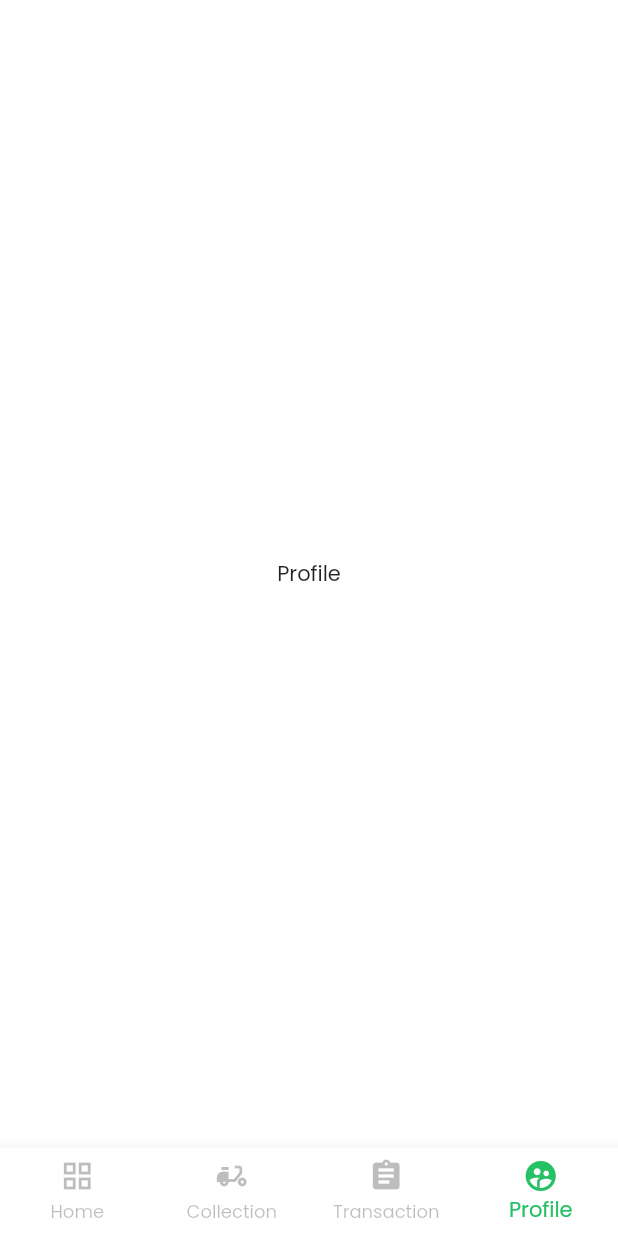
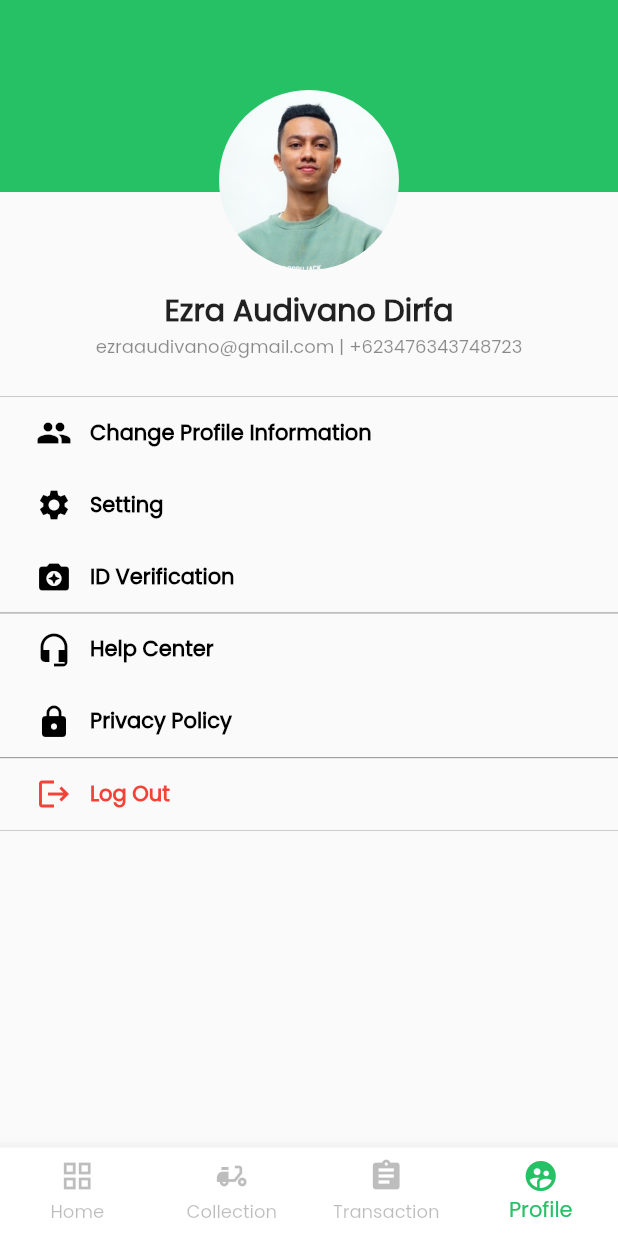
Before and after one commit to ezradio1/moto_go, a Flutter app: the screen it shows after launch, item 4 of the bottom bar chosen, on a phone screen of 412 x 824 dp. Run offline on Flutter 3.47's test engine with Material 2 defaults, Android fonts, the phone set to English and light mode, and no system bars; our stand-ins replace carousel_slider.

Commit message:
feat: slicing ui for profile menu

```diff
--- /dev/null
+++ b/lib/models/menu.dart
@@ -0,0 +1,8 @@
+import 'package:flutter/material.dart';
+
+class Menu {
+  IconData icon;
+  String title;
+
+  Menu(this.icon, this.title);
+}
--- a/lib/view/profile.dart
+++ b/lib/view/profile.dart
@@ -1,14 +1,169 @@
 import 'package:flutter/material.dart';
+import 'package:moto_go/constants/colors.dart';
+import 'package:moto_go/models/menu.dart';
+import 'package:moto_go/widget/custom_container.dart';
+import 'package:moto_go/widget/dialog_coming_soon.dart';
 
 class Profile extends StatelessWidget {
   const Profile({super.key});
 
   @override
   Widget build(BuildContext context) {
-    return Container(
-        color: Colors.white,
-        child: const Center(
-          child: Text('Profile'),
+    List<Menu> menu_1 = [
+      Menu(Icons.people, 'Change Profile Information'),
+      Menu(Icons.settings, 'Setting'),
+      Menu(Icons.camera_enhance, 'ID Verification')
+    ];
+    List<Menu> menu_2 = [
+      Menu(Icons.headset_mic, 'Help Center'),
+      Menu(Icons.lock, 'Privacy Policy'),
+    ];
+    List<Menu> menu_3 = [
+      Menu(Icons.logout, 'Log Out'),
+    ];
+    return Scaffold(
+        appBar: PreferredSize(
+          preferredSize: const Size.fromHeight(0),
+          child: AppBar(
+            backgroundColor: ColorConstants.primary,
+            elevation: 0,
+          ),
+        ),
+        body: Column(
+          children: [
+            Stack(
+              children: [
+                Positioned(
+                    child: Container(
+                  height: 128,
+                  color: ColorConstants.primary,
+                )),
+                Positioned(
+                    child: Container(
+                  height: 180,
+                )),
+                Positioned(
+                    bottom: 0,
+                    left: 0,
+                    right: 0,
+                    child: Center(
+                      child: Container(
+                        child: ClipOval(
+                            child: Image.asset(
+                          'images/photo_profile.jpeg',
+                          width: 120,
+                        )),
+                      ),
+                    )),
+              ],
+            ),
+            CustomContainer(
+              child: Column(
+                children: [
+                  const SizedBox(
+                    height: 12,
+                  ),
+                  const Text(
+                    "Ezra Audivano Dirfa",
+                    style: TextStyle(fontWeight: FontWeight.bold, fontSize: 20),
+                  ),
+                  const Text(
+                    "ezraaudivano@gmail.com | +623476343748723",
+                    style: TextStyle(fontSize: 12, color: Colors.black45),
+                  ),
+                  const SizedBox(
+                    height: 24,
+                  ),
+                  MenuContainer(items: menu_1),
+                  MenuContainer(items: menu_2),
+                  MenuContainer(
+                    items: menu_3,
+                    color: Colors.red,
+                    isLast: true,
+                  ),
+                ],
+              ),
+            )
+          ],
         ));
   }
 }
+
+class MenuContainer extends StatelessWidget {
+  final List<Menu> items;
+  final Color color;
+  final bool isLast;
+  const MenuContainer(
+      {super.key,
+      required this.items,
+      this.color = Colors.black,
+      this.isLast = false});
+
+  @override
+  Widget build(BuildContext context) {
+    return Container(
+        decoration: BoxDecoration(
+          border: Border(
+              top: const BorderSide(width: 0.5, color: Colors.black26),
+              bottom:
+                  BorderSide(width: isLast ? 0.5 : 0, color: Colors.black26)),
+        ),
+        child: Expanded(
+            child: ListView.builder(
+                shrinkWrap: true,
+                itemCount: items.length,
+                itemBuilder: (BuildContext context, int index) => MenuItem(
+                      icon: items[index].icon,
+                      label: items[index].title,
+                      color: color,
+                      onTap: () {
+                        showDialog(
+                            context: context,
+                            builder: (BuildContext context) {
+                              return const DialogComingSoon();
+                            });
+                      },
+                    ))));
+  }
+}
+
+class MenuItem extends StatelessWidget {
+  final IconData icon;
+  final String label;
+  final Color color;
+  final Function onTap;
+  const MenuItem(
+      {super.key,
+      required this.icon,
+      required this.label,
+      required this.color,
+      required this.onTap});
+
+  @override
+  Widget build(BuildContext context) {
+    return GestureDetector(
+      onTap: () {
+        onTap();
+      },
+      child: Padding(
+        padding: const EdgeInsets.symmetric(vertical: 12, horizontal: 24),
+        child: Row(
+          crossAxisAlignment: CrossAxisAlignment.center,
+          children: [
+            Icon(
+              icon,
+              color: color,
+            ),
+            const SizedBox(
+              width: 12,
+            ),
+            Text(
+              label,
+              style: TextStyle(color: color, fontWeight: FontWeight.bold),
+            )
+          ],
+        ),
+      ),
+    );
+  }
+}
--- a/lib/widget/dialog_coming_soon.dart
+++ b/lib/widget/dialog_coming_soon.dart
@@ -22,7 +22,10 @@ class DialogComingSoon extends StatelessWidget {
             const SizedBox(
               height: 28,
             ),
-            Image.asset('images/coming_soon_illustration.png'),
+            Image.asset(
+              'images/coming_soon_illustration.png',
+              width: 400,
+            ),
             const SizedBox(
               height: 16,
             ),
--- a/pubspec.yaml
+++ b/pubspec.yaml
@@ -89,6 +89,7 @@ flutter:
     - images/motorcycle/zx25.png
     - images/empty_illustration.png
     - images/coming_soon_illustration.png
+    - images/photo_profile.jpeg
 
   # An image asset can refer to one or more resolution-specific "variants", see
   # https://flutter.dev/assets-and-images/#resolution-aware
```
Also changed, not shown: images/photo_profile.jpeg (added).
